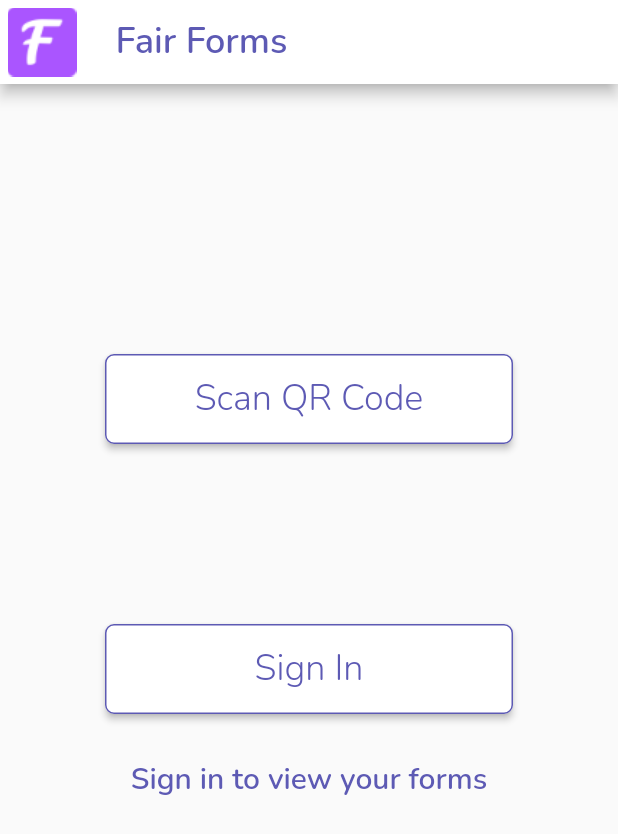
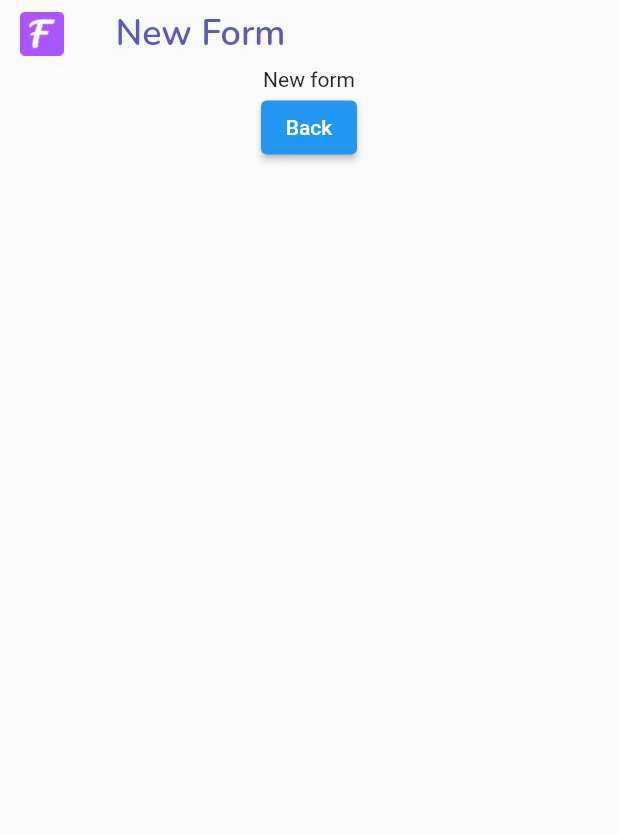
Before and after one commit to thineikhaing/flutter_fair_proj, a Flutter app: the screen it shows after launch, after a tap on "Scan QR Code", on a phone screen of 412 x 824 dp. Shown: the top 834 px of the screen. Run offline on Flutter 3.47's test engine with Material 2 defaults, Android fonts, the phone set to English and light mode, and no system bars; our stand-ins replace google_fonts.

Commit message:
add new form

```diff
--- /dev/null
+++ b/lib/global/widgets/background_image.dart
@@ -0,0 +1,15 @@
+import 'package:flutter/material.dart';
+
+class BackgroundImage extends StatelessWidget {
+  const BackgroundImage({super.key});
+
+  @override
+  Widget build(BuildContext context) {
+    return Container(
+    decoration: const BoxDecoration(
+      image: DecorationImage(
+        image: AssetImage('assets/images/bg.png'),fit:BoxFit.cover
+      )
+    ));
+  }
+}
--- /dev/null
+++ b/lib/global/widgets/full_width_button.dart
@@ -0,0 +1,30 @@
+import 'package:flutter/material.dart';
+import 'package:google_fonts/google_fonts.dart';
+import 'package:flutter_fair_proj/modules/screens/new_form.dart';
+
+// ignore: non_constant_identifier_names
+Widget FullWidthButton(BuildContext context, String title) {
+  return MaterialButton(
+      shape: RoundedRectangleBorder(
+          borderRadius: BorderRadius.circular(6.0),
+          side: const BorderSide(
+              width: 1, color: Color.fromRGBO(93, 90, 180, 1))),
+      minWidth: double.infinity,
+      height: 60,
+      color: Colors.white,
+      textColor: const Color.fromRGBO(93, 90, 180, 1),
+      onPressed: () {
+        Navigator.push(
+          context,
+          MaterialPageRoute(
+            builder: (context) => const NewForm(),
+            settings: const RouteSettings(arguments: "Data From first page"),
+          ),
+        );
+      },
+      child: Text(title,
+          style: GoogleFonts.nunito(
+              textStyle: const TextStyle(color: Color.fromRGBO(93, 90, 180, 1)),
+              fontWeight: FontWeight.w300,
+              fontSize: 24)));
+}
--- /dev/null
+++ b/lib/global/widgets/global_app_bar.dart
@@ -0,0 +1,38 @@
+import 'package:flutter/material.dart';
+import 'package:google_fonts/google_fonts.dart';
+PreferredSizeWidget globalAppBar(BuildContext context,
+    {List<Widget>? actions, String title = ""}) {
+  return PreferredSize(
+    preferredSize: const Size.fromHeight(45.0),
+    child: AppBar(
+          leading: Container(
+            padding: const EdgeInsets.all(8),
+            width: 40,
+            child: Image.asset("assets/images/logo.png"),
+          ),
+          centerTitle: false,
+          title: Padding(
+            padding: const EdgeInsets.only(left: 5.0),
+            child: Text(title,
+                style: GoogleFonts.nunito(
+                    textStyle:
+                        const TextStyle(color: Color.fromRGBO(93, 90, 180, 1)),
+                    fontWeight: FontWeight.w600,
+                    fontSize: 24)),
+          ),
+          backgroundColor: Colors.transparent,
+          elevation: 0,
+          actions: actions
+      ),
+    // child: AppBar(
+    //     centerTitle: true,
+    //     title: Text(
+    //       title,
+    //       style: Theme.of(context)
+    //           .textTheme
+    //           .subtitle1!
+    //           .copyWith(color: Colors.white),
+    //     ),
+    //     actions: actions),
+  );
+}
--- a/lib/main.dart
+++ b/lib/main.dart
@@ -16,7 +16,7 @@ class MyApp extends StatelessWidget {
   @override
   Widget build(BuildContext context) {
     return MaterialApp(
-      title: 'Startup name generator',
+      title: 'Fair Forms',
       theme: ThemeData(
         appBarTheme: const AppBarTheme(
           backgroundColor: Colors.white,
--- a/lib/modules/screens/home.dart
+++ b/lib/modules/screens/home.dart
@@ -1,81 +1,43 @@
 import 'package:flutter/material.dart';
+import 'package:flutter_fair_proj/global/widgets/background_image.dart';
+import 'package:flutter_fair_proj/global/widgets/full_width_button.dart';
+
 import 'package:google_fonts/google_fonts.dart';
+
+import 'package:flutter_fair_proj/global/widgets/global_app_bar.dart';
 
 class Home extends StatelessWidget {
   const Home({super.key});
 
   @override
   Widget build(BuildContext context) {
-    return Scaffold(
-      appBar: AppBar(
-        leading: Container(
-          padding: const EdgeInsets.all(5),
-          width: 40,
-          child: Image.asset("assets/images/logo.png"),
-        ),
-        centerTitle: false,
-        title: Padding(
-          padding: const EdgeInsets.only(left: 5.0),
-          child: Text("Fair Forms",
-              style: GoogleFonts.nunito(
-                  textStyle:
-                      const TextStyle(color: Color.fromRGBO(93, 90, 180, 1)),
-                  fontWeight: FontWeight.w600,
-                  fontSize: 24)),
-        ),
-      ),
+    return Stack(children: [
+      const BackgroundImage(),
+      Scaffold(
+        appBar: globalAppBar(context, title: "Fair Forms"),
         body: Padding(
           padding: const EdgeInsets.symmetric(vertical: 30, horizontal: 70),
           child: Column(
             children: [
               const SizedBox(height: 150),
-
-            MaterialButton(
-                shape: RoundedRectangleBorder(
-                    borderRadius: BorderRadius.circular(6.0),
-                    side: const BorderSide(
-                        width: 1, color: Color.fromRGBO(93, 90, 180, 1))),
-                minWidth: double.infinity,
-                height: 60,
-                color: Colors.white,
-                textColor: const Color.fromRGBO(93, 90, 180, 1),
-                onPressed: () {},
-                child: Text("Scan QR Code",
+              FullWidthButton(context, "Scan QR Code"),
+              const SizedBox(height: 100),
+              FullWidthButton(context, "Sign In"),
+              const SizedBox(height: 30),
+              Text(
+                "Sign in to view your forms",
                 style: GoogleFonts.nunito(
-                        textStyle: const TextStyle(
-                            color: Color.fromRGBO(93, 90, 180, 1)),
-                        fontWeight: FontWeight.w300,
-                        fontSize: 24))),
-
-            const SizedBox(height: 120),
-
-            MaterialButton(
-                shape: RoundedRectangleBorder(
-                    borderRadius: BorderRadius.circular(6.0),
-                    side: const BorderSide(
-                        width: 1, color: Color.fromRGBO(93, 90, 180, 1))),
-                minWidth: double.infinity,
-                height: 60,
-                color: Colors.white,
-                textColor: const Color.fromRGBO(93, 90, 180, 1),
-                onPressed: () {},
-                child: Text("Sign In",
-                    style: GoogleFonts.nunito(
-                        textStyle: const TextStyle(
-                            color: Color.fromRGBO(93, 90, 180, 1)),
-                        fontWeight: FontWeight.w300,
-                        fontSize: 24))),
-
-            const SizedBox(height: 30),
-            Text("Sign in to view your forms",
-            style: GoogleFonts.nunito(
-              textStyle: const TextStyle(color: Color.fromRGBO(93, 90, 180, 1)),
+                    textStyle:
+                        const TextStyle(color: Color.fromRGBO(93, 90, 180, 1)),
                     fontWeight: FontWeight.w600,
-              fontSize: 20
-            ),),
+                    fontSize: 20),
+              ),
             ],
           ),
         ),
-    );
+      )
+    ]);
   }
+
+
 }
--- /dev/null
+++ b/lib/modules/screens/new_form.dart
@@ -0,0 +1,41 @@
+import 'package:flutter/material.dart';
+import 'package:flutter_fair_proj/global/widgets/background_image.dart';
+import 'package:flutter_fair_proj/global/widgets/global_app_bar.dart';
+
+class NewForm extends StatefulWidget {
+  const NewForm({super.key});
+
+  @override
+  State<NewForm> createState() => _NewFormState();
+}
+
+class _NewFormState extends State<NewForm> {
+  @override
+  Widget build(BuildContext context) {
+    return Stack(children: [
+      const BackgroundImage(),
+      Scaffold(
+         appBar: globalAppBar(context, title: "New Form"),
+        // appBar: AppBar(title: const Text("New form")),
+        body: Column(
+          // ignore: prefer_const_literals_to_create_immutables
+          children: [
+            const Center(child: Text("New form")),
+            _backButton(context),
+          ],
+        )
+        )
+    ]);
+  }
+
+    Widget _backButton(BuildContext context) {
+    return Center(
+      child: ElevatedButton(
+        child: const Text("Back"),
+        onPressed: () {
+          Navigator.pop(context, "From second page");
+        },
+      ),
+    );
+  }
+}
```
Also changed, not shown: assets/images/bg.png (added). Lines whose indentation alone changed are shown as unchanged.
